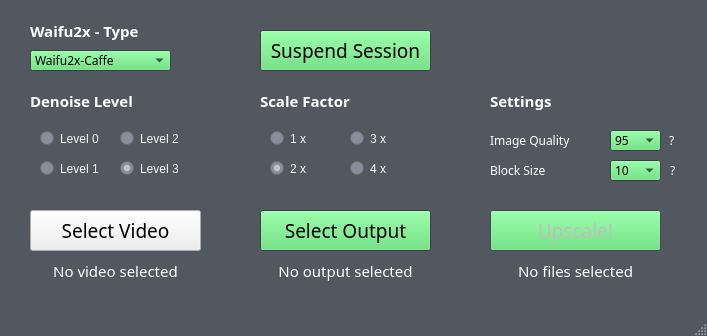
Above: src/gui/Dandere2xGui.ui from akai-katto/dandere2x before the change. Below: the same form after it.
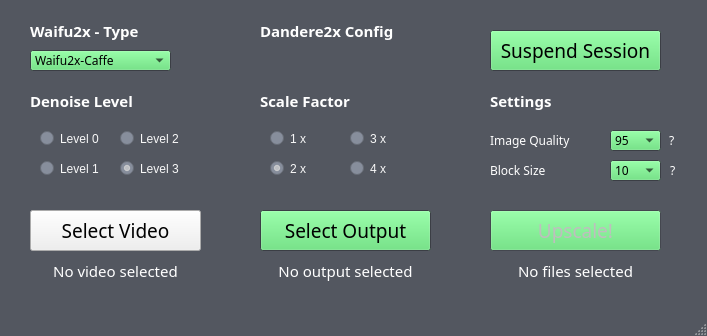
That is the form after the change.

```diff
--- a/src/gui/Dandere2xGui.ui
+++ b/src/gui/Dandere2xGui.ui
@@ -2789,7 +2789,7 @@
             <widget class="QPushButton" name="suspend_button">
                 <property name="geometry">
                     <rect>
-                        <x>260</x>
+      <x>490</x>
                         <y>30</y>
                         <width>171</width>
                         <height>41</height>
@@ -2842,6 +2842,118 @@
                     <string>Suspend Session</string>
                 </property>
             </widget>
+   <widget class="QLabel" name="label">
+    <property name="geometry">
+     <rect>
+      <x>260</x>
+      <y>20</y>
+      <width>141</width>
+      <height>21</height>
+     </rect>
+    </property>
+    <property name="palette">
+     <palette>
+      <active>
+       <colorrole role="WindowText">
+        <brush brushstyle="SolidPattern">
+         <color alpha="255">
+          <red>255</red>
+          <green>255</green>
+          <blue>255</blue>
+         </color>
+        </brush>
+       </colorrole>
+       <colorrole role="Text">
+        <brush brushstyle="SolidPattern">
+         <color alpha="255">
+          <red>255</red>
+          <green>255</green>
+          <blue>255</blue>
+         </color>
+        </brush>
+       </colorrole>
+       <colorrole role="Base">
+        <brush brushstyle="SolidPattern">
+         <color alpha="255">
+          <red>88</red>
+          <green>78</green>
+          <blue>0</blue>
+         </color>
+        </brush>
+       </colorrole>
+      </active>
+      <inactive>
+       <colorrole role="WindowText">
+        <brush brushstyle="SolidPattern">
+         <color alpha="255">
+          <red>255</red>
+          <green>255</green>
+          <blue>255</blue>
+         </color>
+        </brush>
+       </colorrole>
+       <colorrole role="Text">
+        <brush brushstyle="SolidPattern">
+         <color alpha="255">
+          <red>255</red>
+          <green>255</green>
+          <blue>255</blue>
+         </color>
+        </brush>
+       </colorrole>
+       <colorrole role="Base">
+        <brush brushstyle="SolidPattern">
+         <color alpha="255">
+          <red>88</red>
+          <green>78</green>
+          <blue>0</blue>
+         </color>
+        </brush>
+       </colorrole>
+      </inactive>
+      <disabled>
+       <colorrole role="WindowText">
+        <brush brushstyle="SolidPattern">
+         <color alpha="255">
+          <red>120</red>
+          <green>120</green>
+          <blue>120</blue>
+         </color>
+        </brush>
+       </colorrole>
+       <colorrole role="Text">
+        <brush brushstyle="SolidPattern">
+         <color alpha="255">
+          <red>120</red>
+          <green>120</green>
+          <blue>120</blue>
+         </color>
+        </brush>
+       </colorrole>
+       <colorrole role="Base">
+        <brush brushstyle="SolidPattern">
+         <color alpha="255">
+          <red>72</red>
+          <green>58</green>
+          <blue>88</blue>
+         </color>
+        </brush>
+       </colorrole>
+      </disabled>
+     </palette>
+    </property>
+    <property name="font">
+     <font>
+      <family>Yu Gothic UI Semibold</family>
+      <pointsize>11</pointsize>
+      <weight>75</weight>
+      <bold>true</bold>
+     </font>
+    </property>
+    <property name="text">
+     <string>Dandere2x Config</string>
+    </property>
+   </widget>
         </widget>
         <widget class="QMenuBar" name="menubar">
             <property name="geometry">
```
Lines whose indentation alone changed are shown as unchanged.
